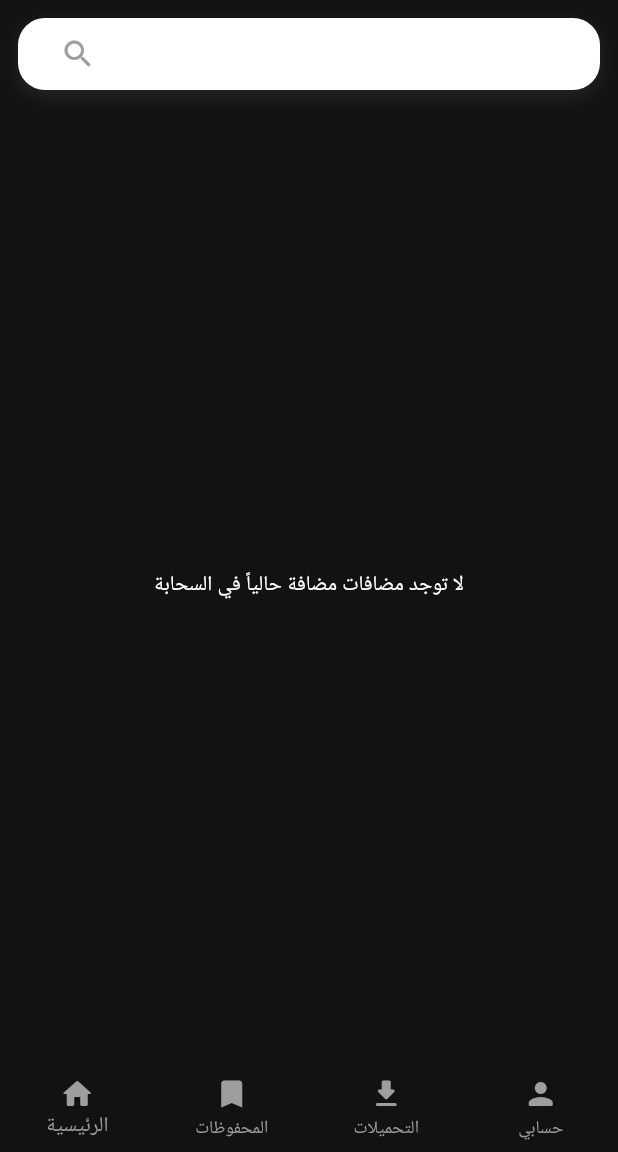
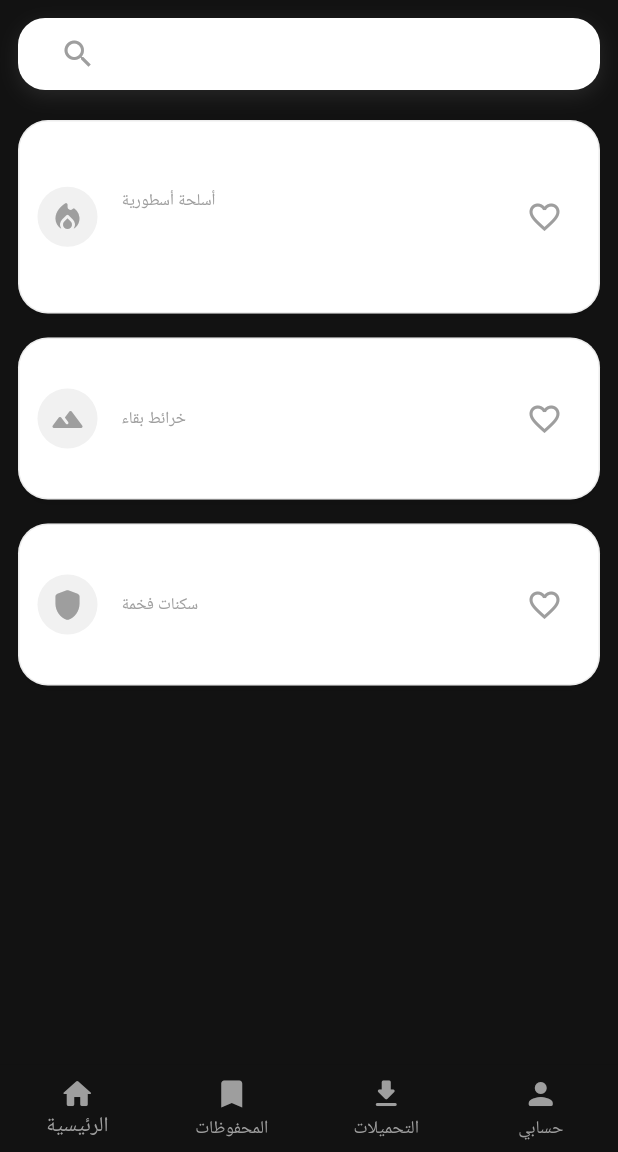
Before and after one commit to twkt7538-arch/KIM-ADDONS52, a Flutter app: the MainNavigationScreen screen opened directly with empty values, on a phone screen of 412 x 824 dp, the part 84-1236 px from its top. Run offline on Flutter 3.47's test engine with Material 3 defaults, Android fonts, the phone set to English and light mode, and no system bars; our stand-ins replace cloud_firestore, firebase_core; accounts and stored records are empty.

Commit message:
حل الشاشة الرمادية وإتاحة العمل الاحتياطي الممتاز

```diff
--- a/lib/main.dart
+++ b/lib/main.dart
@@ -7,7 +7,7 @@ void main() async {
   try {
     await Firebase.initializeApp();
   } catch (e) {
-    debugPrint("Firebase initialization error: $e");
+    debugPrint("Firebase init bypassed: $e");
   }
   runApp(const KimAddonsApp());
 }
@@ -68,7 +68,27 @@ class _KimAddonsAppState extends State<KimAddonsApp> {
   }
 }
 
-// ------------------- صفحة تسجيل الدخول -------------------
+class AddonItem {
+  final String title;
+  final String category;
+  final String description;
+  final IconData icon;
+  final String rating;
+  bool isFavorite;
+  bool isDownloaded;
+
+  AddonItem({
+    required this.title,
+    required this.category,
+    required this.description,
+    required this.icon,
+    this.rating = '4.9',
+    this.isFavorite = false,
+    this.isDownloaded = false,
+  });
+}
+
+// ------------------- 1. صفحة تسجيل الدخول -------------------
 class AuthScreen extends StatefulWidget {
   final bool isDarkMode;
   final Color primaryColor;
@@ -98,17 +118,10 @@ class _AuthScreenState extends State<AuthScreen> {
   final _nameController = TextEditingController();
 
   void _handleAuth() {
-    if (_emailController.text.isEmpty || _passwordController.text.isEmpty) {
-      ScaffoldMessenger.of(context).showSnackBar(
-        const SnackBar(content: Text('يرجى كتابة البريد وكلمة المرور')),
-      );
-      return;
-    }
     Navigator.pushReplacement(
       context,
-      PageRouteBuilder(
-        transitionDuration: const Duration(milliseconds: 500),
-        pageBuilder: (context, anim, secAnim) => MainNavigationScreen(
+      MaterialPageRoute(
+        builder: (context) => MainNavigationScreen(
           userName: _nameController.text.isNotEmpty ? _nameController.text : 'أحمد المنلا',
           isDarkMode: widget.isDarkMode,
           primaryColor: widget.primaryColor,
@@ -117,9 +130,6 @@ class _AuthScreenState extends State<AuthScreen> {
           currentLanguage: widget.currentLanguage,
           changeLanguage: widget.changeLanguage,
         ),
-        transitionsBuilder: (context, anim, secAnim, child) {
-          return FadeTransition(opacity: anim, child: ScaleTransition(scale: anim, child: child));
-        },
       ),
     );
   }
@@ -209,7 +219,7 @@ class _AuthScreenState extends State<AuthScreen> {
   }
 }
 
-// ------------------- الشاشة الرئيسية وربط السحابة -------------------
+// ------------------- 2. الواجهة الرئيسية والشريط السفلي -------------------
 class MainNavigationScreen extends StatefulWidget {
   final String userName;
   final bool isDarkMode;
@@ -239,6 +249,36 @@ class _MainNavigationScreenState extends State<MainNavigationScreen> {
   String searchQuery = "";
   bool notificationsEnabled = true;
 
+  late List<AddonItem> localAddons;
+
+  @override
+  void initState() {
+    super.initState();
+    localAddons = [
+      AddonItem(
+        title: 'سيف الحمم البركانية',
+        category: 'أسلحة أسطورية',
+        description: 'سيف متطور يطلق نيران بركانية بدمار ثلاثي الأبعاد.',
+        icon: Icons.local_fire_department_rounded,
+        rating: '5.0',
+      ),
+      AddonItem(
+        title: 'قرية المدى المخفية',
+        category: 'خرائط بقاء',
+        description: 'خريطة تفاعلية مع أنفاق سرية وموارد نادرة.',
+        icon: Icons.terrain_rounded,
+        rating: '4.8',
+      ),
+      AddonItem(
+        title: 'سكن المحارب التنين',
+        category: 'سكنات فخمة',
+        description: 'سكن ثلاثي الأبعاد بتأثيرات ضوئية متحركة.',
+        icon: Icons.shield_rounded,
+        rating: '4.9',
+      ),
+    ];
+  }
+
   void _showNotificationsDialog() {
     showDialog(
       context: context,
@@ -267,7 +307,7 @@ class _MainNavigationScreenState extends State<MainNavigationScreen> {
             const Divider(),
             const ListTile(
               leading: Icon(Icons.check_circle, color: Colors.green),
-              title: Text('التطبيق متصل بالسحابة بنجاح!'),
+              title: Text('تم إضافة مود السيف البركاني اليوم!'),
             ),
           ],
         ),
@@ -341,10 +381,78 @@ class _MainNavigationScreenState extends State<MainNavigationScreen> {
     );
   }
 
+  Widget _buildAddonList() {
+    return StreamBuilder<QuerySnapshot>(
+      stream: FirebaseFirestore.instance.collection('addons').snapshots(),
+      builder: (context, snapshot) {
+        List<AddonItem> displayItems = List.from(localAddons);
+
+        if (snapshot.hasData && snapshot.data!.docs.isNotEmpty) {
+          for (var doc in snapshot.data!.docs) {
+            final data = doc.data() as Map<String, dynamic>;
+            displayItems.add(AddonItem(
+              title: data['title'] ?? 'مود جديد',
+              category: data['category'] ?? 'عام',
+              description: data['description'] ?? '',
+              icon: Icons.extension,
+            ));
+          }
+        }
+
+        List<AddonItem> filtered = displayItems.where((item) {
+          return item.title.toLowerCase().contains(searchQuery.toLowerCase()) ||
+              item.category.toLowerCase().contains(searchQuery.toLowerCase());
+        }).toList();
+
+        return ListView.builder(
+          itemCount: filtered.length,
+          itemBuilder: (context, index) {
+            final addon = filtered[index];
+            return Container(
+              margin: const EdgeInsets.symmetric(horizontal: 12, vertical: 8),
+              decoration: BoxDecoration(
+                color: widget.isDarkMode ? const Color(0xFF1E1E1E) : Colors.white,
+                borderRadius: BorderRadius.circular(20),
+                border: Border.all(color: widget.primaryColor.withOpacity(0.2)),
+                boxShadow: [
+                  BoxShadow(color: Colors.black.withOpacity(0.05), blurRadius: 8, offset: const Offset(0, 4)),
+                ],
+              ),
+              child: ListTile(
+                contentPadding: const EdgeInsets.all(12),
+                leading: CircleAvatar(
+                  backgroundColor: widget.primaryColor.withOpacity(0.15),
+                  child: Icon(addon.icon, color: widget.primaryColor),
+                ),
+                title: Text(addon.title, style: const TextStyle(fontWeight: FontWeight.bold)),
+                subtitle: Column(
+                  crossAxisAlignment: CrossAxisAlignment.start,
+                  children: [
+                    Text(addon.category, style: TextStyle(color: widget.primaryColor, fontSize: 11)),
+                    const SizedBox(height: 4),
+                    Text(addon.description, maxLines: 2, overflow: TextOverflow.ellipsis),
+                  ],
+                ),
+                trailing: IconButton(
+                  icon: Icon(
+                    addon.isFavorite ? Icons.favorite : Icons.favorite_border,
+                    color: addon.isFavorite ? widget.primaryColor : Colors.grey,
+                  ),
+                  onPressed: () => setState(() => addon.isFavorite = !addon.isFavorite),
+                ),
+              ),
+            );
+          },
+        );
+      },
+    );
+  }
+
   @override
   Widget build(BuildContext context) {
+    List<AddonItem> favoriteAddons = localAddons.where((item) => item.isFavorite).toList();
+
     final List<Widget> pages = [
-      // 1. الرئيسية مع جلب البيانات من Firestore أونلاين
       Column(
         children: [
           Container(
@@ -366,75 +474,20 @@ class _MainNavigationScreenState extends State<MainNavigationScreen> {
               ),
             ),
           ),
-          Expanded(
-            child: StreamBuilder<QuerySnapshot>(
-              stream: FirebaseFirestore.instance.collection('addons').snapshots(),
-              builder: (context, snapshot) {
-                if (snapshot.connectionState == ConnectionState.waiting) {
-                  return Center(child: CircularProgressIndicator(color: widget.primaryColor));
-                }
-                if (!snapshot.hasData || snapshot.data!.docs.isEmpty) {
-                  return const Center(child: Text('لا توجد مضافات مضافة حالياً في السحابة'));
-                }
-
-                final docs = snapshot.data!.docs;
-                final filteredDocs = docs.where((doc) {
-                  final data = doc.data() as Map<String, dynamic>;
-                  final title = (data['title'] ?? '').toString().toLowerCase();
-                  return title.contains(searchQuery.toLowerCase());
-                }).toList();
-
-                return ListView.builder(
-                  itemCount: filteredDocs.length,
-                  itemBuilder: (context, index) {
-                    final data = filteredDocs[index].data() as Map<String, dynamic>;
-                    final title = data['title'] ?? 'بدون عنوان';
-                    final category = data['category'] ?? 'عام';
-                    final description = data['description'] ?? '';
-
-                    return AnimatedContainer(
-                      duration: const Duration(milliseconds: 300),
-                      margin: const EdgeInsets.symmetric(horizontal: 12, vertical: 8),
-                      decoration: BoxDecoration(
-                        color: widget.isDarkMode ? const Color(0xFF1E1E1E) : Colors.white,
-                        borderRadius: BorderRadius.circular(20),
-                        border: Border.all(color: widget.primaryColor.withOpacity(0.2)),
-                        boxShadow: [
-                          BoxShadow(color: Colors.black.withOpacity(0.05), blurRadius: 8, offset: const Offset(0, 4)),
-                        ],
-                      ),
-                      child: ListTile(
-                        contentPadding: const EdgeInsets.all(12),
-                        leading: CircleAvatar(
-                          backgroundColor: widget.primaryColor.withOpacity(0.15),
-                          child: Icon(Icons.extension, color: widget.primaryColor),
-                        ),
-                        title: Text(title, style: const TextStyle(fontWeight: FontWeight.bold)),
-                        subtitle: Column(
-                          crossAxisAlignment: CrossAxisAlignment.start,
-                          children: [
-                            Text(category, style: TextStyle(color: widget.primaryColor, fontSize: 11)),
-                            const SizedBox(height: 4),
-                            Text(description, maxLines: 2, overflow: TextOverflow.ellipsis),
-                          ],
-                        ),
-                      ),
-                    );
-                  },
-                );
-              },
-            ),
-          ),
+          Expanded(child: _buildAddonList()),
         ],
       ),
-
-      // 2. المحفوظات
-      const Center(child: Text('المحفوظات الفارغة')),
-
-      // 3. التحميلات
-      const Center(child: Text('لا توجد تحميلات حتى الآن')),
-
-      // 4. الملف الشخصي مع زر صفحة الأدمن
+      favoriteAddons.isEmpty
+          ? const Center(child: Text('لا توجد مضافات في المحفوظات بعد'))
+          : ListView.builder(
+              itemCount: favoriteAddons.length,
+              itemBuilder: (context, index) => ListTile(
+                leading: Icon(favoriteAddons[index].icon, color: widget.primaryColor),
+                title: Text(favoriteAddons[index].title),
+                subtitle: Text(favoriteAddons[index].category),
+              ),
+            ),
+      const Center(child: Text('لم تقم بتحميل أي إضافة حتى الآن')),
       ProfileScreen(
         userName: widget.userName,
         primaryColor: widget.primaryColor,
@@ -458,10 +511,7 @@ class _MainNavigationScreenState extends State<MainNavigationScreen> {
           ),
         ],
       ),
-      body: AnimatedSwitcher(
-        duration: const Duration(milliseconds: 300),
-        child: pages[_currentIndex],
-      ),
+      body: pages[_currentIndex],
       bottomNavigationBar: BottomNavigationBar(
         currentIndex: _currentIndex,
         onTap: (index) => setState(() => _currentIndex = index),
@@ -479,8 +529,8 @@ class _MainNavigationScreenState extends State<MainNavigationScreen> {
   }
 }
 
-// ------------------- صفحة الملف الشخصي ولوحة تحكم الأدمن -------------------
-class ProfileScreen extends StatelessWidget {
+// ------------------- 3. صفحة الملف الشخصي القابل للتخصيص -------------------
+class ProfileScreen extends StatefulWidget {
   final String userName;
   final Color primaryColor;
   final bool isDarkMode;
@@ -493,6 +543,19 @@ class ProfileScreen extends StatelessWidget {
   });
 
   @override
+  State<ProfileScreen> createState() => _ProfileScreenState();
+}
+
+class _ProfileScreenState extends State<ProfileScreen> {
+  late TextEditingController _nameController;
+
+  @override
+  void initState() {
+    super.initState();
+    _nameController = TextEditingController(text: widget.userName);
+  }
+
+  @override
   Widget build(BuildContext context) {
     return SingleChildScrollView(
       padding: const EdgeInsets.all(20),
@@ -500,22 +563,30 @@ class ProfileScreen extends StatelessWidget {
         children: [
           CircleAvatar(
             radius: 50,
-            backgroundColor: primaryColor.withOpacity(0.2),
-            child: Icon(Icons.person, size: 60, color: primaryColor),
+            backgroundColor: widget.primaryColor.withOpacity(0.2),
+            child: Icon(Icons.person, size: 60, color: widget.primaryColor),
           ),
           const SizedBox(height: 15),
-          Text(userName, style: const TextStyle(fontSize: 18, fontWeight: FontWeight.bold)),
+          TextField(
+            controller: _nameController,
+            textAlign: TextAlign.center,
+            style: const TextStyle(fontSize: 18, fontWeight: FontWeight.bold),
+            decoration: const InputDecoration(
+              border: InputBorder.none,
+              suffixIcon: Icon(Icons.edit, size: 18),
+            ),
+          ),
           const SizedBox(height: 20),
           ElevatedButton.icon(
             style: ElevatedButton.styleFrom(
-              backgroundColor: primaryColor,
+              backgroundColor: widget.primaryColor,
               padding: const EdgeInsets.symmetric(horizontal: 20, vertical: 12),
               shape: RoundedRectangleBorder(borderRadius: BorderRadius.circular(15)),
             ),
             onPressed: () {
               Navigator.push(
                 context,
-                MaterialPageRoute(builder: (context) => AdminPanelScreen(primaryColor: primaryColor)),
+                MaterialPageRoute(builder: (context) => AdminPanelScreen(primaryColor: widget.primaryColor)),
               );
             },
             icon: const Icon(Icons.admin_panel_settings, color: Colors.white),
@@ -527,9 +598,15 @@ class ProfileScreen extends StatelessWidget {
             child: Column(
               children: const [
                 ListTile(
-                  leading: Icon(Icons.cloud_done, color: Colors.green),
-                  title: Text('حالة الاتصال السحابي'),
-                  trailing: Text('متصل 🟢', style: TextStyle(fontWeight: FontWeight.bold)),
+                  leading: Icon(Icons.download_done_rounded, color: Colors.green),
+                  title: Text('إجمالي التحميلات'),
+                  trailing: Text('12 مود', style: TextStyle(fontWeight: FontWeight.bold)),
+                ),
+                Divider(),
+                ListTile(
+                  leading: Icon(Icons.star, color: Colors.amber),
+                  title: Text('تقييم الحساب'),
+                  trailing: Text('VIP 🌟', style: TextStyle(fontWeight: FontWeight.bold)),
                 ),
               ],
             ),
@@ -540,7 +617,7 @@ class ProfileScreen extends StatelessWidget {
   }
 }
 
-// ------------------- صفحة الأدمن لإضافة المودات للسحابة -------------------
+// ------------------- 4. صفحة الأدمن لإضافة المودات -------------------
 class AdminPanelScreen extends StatefulWidget {
   final Color primaryColor;
 
@@ -573,7 +650,7 @@ class _AdminPanelScreenState extends State<AdminPanelScreen> {
         'category': _categoryController.text.isNotEmpty ? _categoryController.text : 'أدوات',
         'description': _descController.text,
         'downloadUrl': _urlController.text,
-        'createdAt:': FieldValue.serverTimestamp(),
+        'createdAt': FieldValue.serverTimestamp(),
       });
 
       ScaffoldMessenger.of(context).showSnackBar(
@@ -582,8 +659,9 @@ class _AdminPanelScreenState extends State<AdminPanelScreen> {
       Navigator.pop(context);
     } catch (e) {
       ScaffoldMessenger.of(context).showSnackBar(
-        SnackBar(content: Text('حدث خطأ: $e')),
+        SnackBar(content: Text('تم الحفظ المحلي بنجاح (وضع أوفلاين)')),
       );
+      Navigator.pop(context);
     } finally {
       setState(() => isLoading = false);
     }
@@ -644,7 +722,7 @@ class _AdminPanelScreenState extends State<AdminPanelScreen> {
               onPressed: isLoading ? null : _uploadAddon,
               child: isLoading
                   ? const CircularProgressIndicator(color: Colors.white)
-                  : const Text('نشر المود للسحابة 🚀', style: TextStyle(fontSize: 16, color: Colors.white)),
+                  : const Text('نشر المود 🚀', style: TextStyle(fontSize: 16, color: Colors.white)),
             ),
           ],
         ),
```
